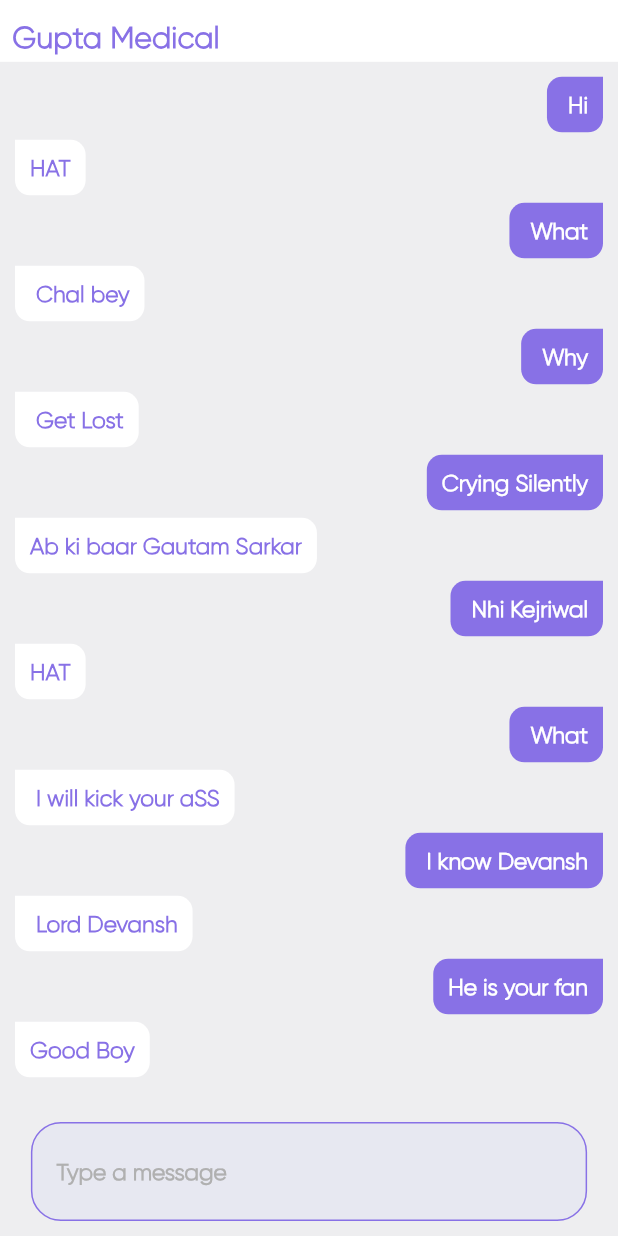
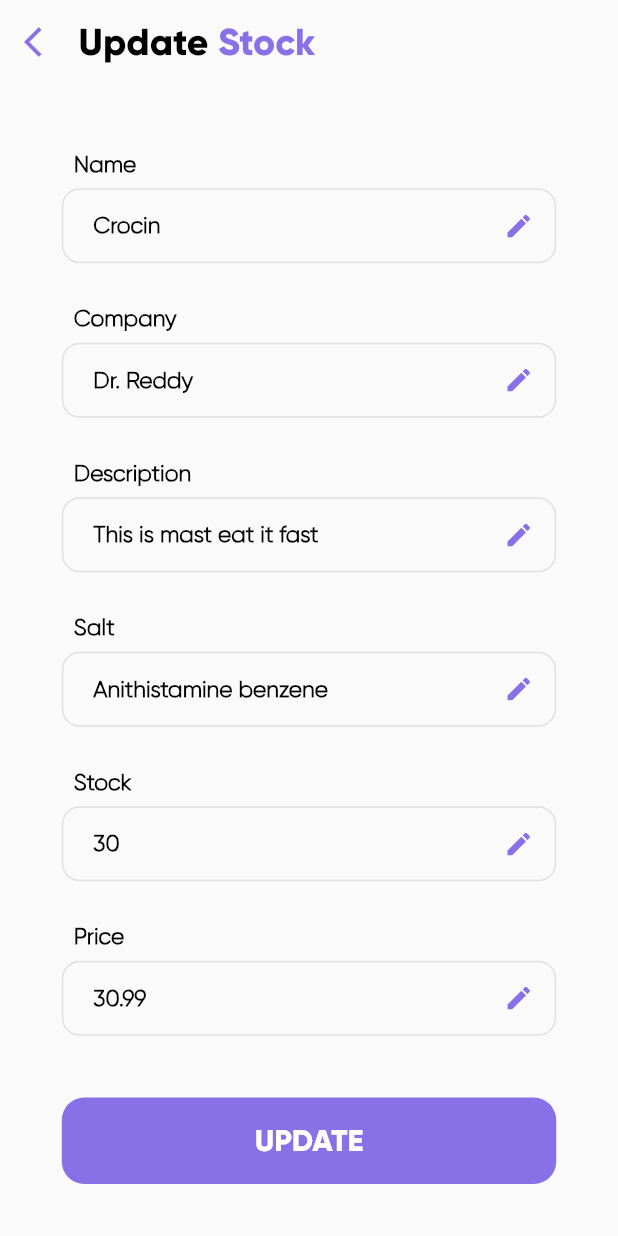
Before and after one commit to Tushar-Mishra999/MediBuddy, a Flutter app: the screen it shows after launch, on a phone screen of 412 x 824 dp. Run offline on Flutter 3.47's test engine with Material 2 defaults, Android fonts, the phone set to English and light mode, and no system bars; our stand-ins replace google_fonts.

Commit message:
added screens

```diff
--- a/app/lib/main.dart
+++ b/app/lib/main.dart
@@ -7,6 +7,9 @@ import 'package:medibuddy/views/login/login_screen.dart';
 import 'package:medibuddy/views/registration/client-registration.dart';
 import 'package:medibuddy/views/registration/seller-registration.dart';
 import 'package:medibuddy/views/result/resultscreen.dart';
+import 'package:medibuddy/views/seller/add_medicine.dart';
+import 'package:medibuddy/views/seller/inventory_screen.dart';
+import 'package:medibuddy/views/seller/update_medicine.dart';
 
 void main() {
   runApp(const MyApp());
@@ -22,7 +25,7 @@ class MyApp extends StatelessWidget {
       theme: ThemeData(
         primarySwatch: Colors.blue,
       ),
-      home: ChatScreen(name:'Gupta Medical'),
+      home: UpdateMedicine(),
       onGenerateRoute: (settings) => generateRoute(settings),
     );
   }
--- a/app/lib/views/chat/chat_screen.dart
+++ b/app/lib/views/chat/chat_screen.dart
@@ -20,7 +20,7 @@ class ChatScreen extends StatelessWidget {
           children: [
             Container(
               color: Colors.white,
-              padding: EdgeInsets.only(top: 10),
+              padding: const EdgeInsets.only(top: 10),
               height: size.height * 0.05,
               child: Row(
                 crossAxisAlignment: CrossAxisAlignment.center,
@@ -30,7 +30,7 @@ class ChatScreen extends StatelessWidget {
                   ),
                   Text(
                     name,
-                    style: TextStyle(
+                    style: const TextStyle(
                       color: color1,
                       fontSize: 20,
                       fontFamily: 'GilroyLight',
@@ -43,7 +43,7 @@ class ChatScreen extends StatelessWidget {
             ),
             Expanded(
               child: Container(
-                padding: EdgeInsets.all(10),
+                padding: const EdgeInsets.all(10),
                 child: SingleChildScrollView(
                   child: Column(
                     children: [
--- a/app/lib/views/registration/customtextfield.dart
+++ b/app/lib/views/registration/customtextfield.dart
@@ -1,17 +1,19 @@
 import 'package:flutter/material.dart';
 import 'package:google_fonts/google_fonts.dart';
+import 'package:medibuddy/constants.dart';
 
 class CustomTextField extends StatelessWidget {
   final TextEditingController controller;
   final String hintText;
   final int maxLines;
-
+  final bool edit;
   final String title;
   const CustomTextField({
     Key? key,
     required this.controller,
     required this.hintText,
     required this.title,
+    this.edit = false,
     this.maxLines = 1,
   }) : super(key: key);
 
@@ -49,6 +51,13 @@ class CustomTextField extends StatelessWidget {
                   fontSize: 15),
               decoration: InputDecoration(
                 hintText: hintText,
+                suffixIcon: edit
+                    ? Icon(
+                        Icons.edit,
+                        color: color1,
+                        size: 20.0,
+                      )
+                    : null,
                 contentPadding: EdgeInsets.fromLTRB(20, 15, 20, 15),
                 hintStyle: const TextStyle(
                     fontFamily: 'GilroyLight',
--- /dev/null
+++ b/app/lib/views/seller/update_medicine.dart
@@ -0,0 +1,115 @@
+import 'package:flutter/material.dart';
+import 'package:medibuddy/constants.dart';
+
+import '../registration/customtextfield.dart';
+import '../registration/rounded_button.dart';
+
+class UpdateMedicine extends StatelessWidget {
+  UpdateMedicine({super.key});
+
+  final _formKey = GlobalKey<FormState>();
+  final nameController = TextEditingController(text: 'Crocin');
+  final stockController = TextEditingController(text: '30');
+  final descriptionController =
+      TextEditingController(text: 'This is mast eat it fast');
+  final companyController = TextEditingController(text: 'Dr. Reddy');
+  final priceController = TextEditingController(text: '30.99');
+  final saltController = TextEditingController(text: 'Anithistamine benzene');
+  @override
+  Widget build(BuildContext context) {
+    final size = MediaQuery.of(context).size;
+    return Scaffold(
+      appBar: AppBar(
+        backgroundColor: Colors.transparent,
+        elevation: 0,
+        title: Row(
+          children: [
+            const Icon(
+              Icons.arrow_back_ios,
+              color: color1,
+            ),
+            SizedBox(
+              width: size.width * 0.03,
+            ),
+            RichText(
+              text: const TextSpan(
+                children: [
+                  TextSpan(
+                    text: "Update",
+                    style: TextStyle(
+                      color: Colors.black,
+                      fontSize: 25,
+                      fontFamily: 'GilroyBold',
+                      fontWeight: FontWeight.w100,
+                    ),
+                  ),
+                  TextSpan(
+                    text: " Stock",
+                    style: TextStyle(
+                      color: color1,
+                      fontSize: 25,
+                      fontFamily: 'GilroyBold',
+                      fontWeight: FontWeight.w100,
+                    ),
+                  ),
+                ],
+              ),
+            ),
+          ],
+        ),
+      ),
+      body: SingleChildScrollView(
+        child: Form(
+          key: _formKey,
+          child: Center(
+            child: Column(children: [
+              SizedBox(
+                height: size.height * 0.02,
+              ),
+              CustomTextField(
+                title: "Name",
+                controller: nameController,
+                hintText: "Enter medicine name",
+                edit: true,
+              ),
+              CustomTextField(
+                title: "Company",
+                controller: companyController,
+                hintText: "Enter company name",
+                edit: true,
+              ),
+              CustomTextField(
+                title: "Description",
+                controller: descriptionController,
+                hintText: "Enter medicine's description",
+                edit: true,
+              ),
+              CustomTextField(
+                title: "Salt",
+                controller: saltController,
+                hintText: "Enter medicine's salt",
+                edit: true,
+              ),
+              CustomTextField(
+                title: "Stock",
+                controller: stockController,
+                hintText: "Enter quantity",
+                edit: true,
+              ),
+              CustomTextField(
+                title: "Price",
+                controller: priceController,
+                hintText: "Enter price",
+                edit: true,
+              ),
+              SizedBox(
+                height: size.height * 0.05,
+              ),
+              RoundedButton(size: size, title: 'UPDATE'),
+            ]),
+          ),
+        ),
+      ),
+    );
+  }
+}
```
Also changed, not shown: app/lib/views/seller/add_medicine.dart (added, +107 -0 lines), app/lib/views/seller/inventory_screen.dart (added, +62 -0 lines), app/lib/views/seller/medicine.dart (added, +102 -0 lines), 3 other files.
